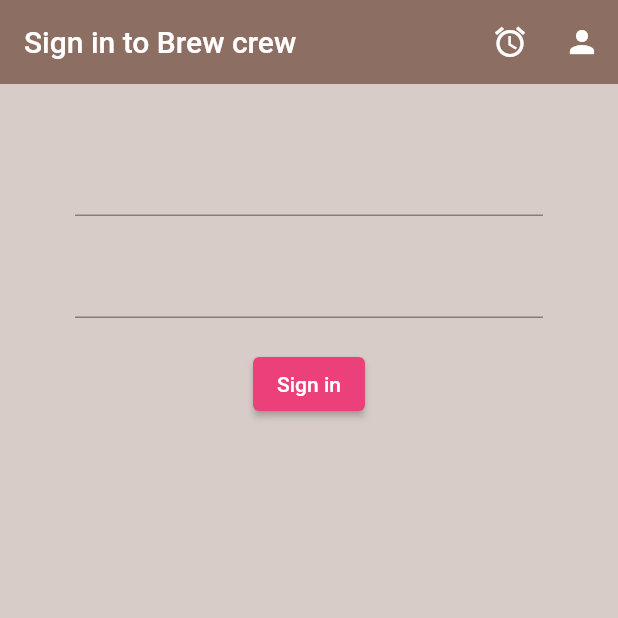
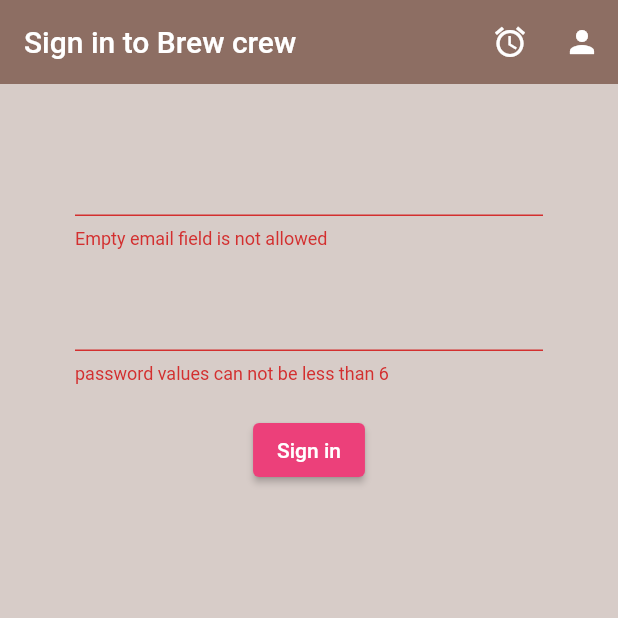
Before and after one commit to a14guguliye/firebaseflutterlearning, a Flutter app: the screen it shows after launch, after a tap on "Sign in", on a phone screen of 412 x 824 dp, the top half of it. Run offline on Flutter 3.47's test engine with Material 2 defaults, Android fonts, the phone set to English and light mode, and no system bars; our stand-ins replace cloud_firestore, firebase_auth, firebase_core, flutter_spinkit; accounts and stored records are empty.

Commit message:
lesson20finished

```diff
--- /dev/null
+++ b/lib/models/brew.dart
@@ -0,0 +1,7 @@
+class Brew {
+  final String? name;
+  final String? sugar;
+  final int strength;
+
+  Brew({this.name, this.sugar, required this.strength});
+}
--- a/lib/screens/authenticate/sign_in.dart
+++ b/lib/screens/authenticate/sign_in.dart
@@ -1,5 +1,6 @@
 import 'package:flutte_fire_learning/screens/authenticate/test.dart';
 import 'package:flutte_fire_learning/services/auth.dart';
+import 'package:flutte_fire_learning/shared/loading.dart';
 import 'package:flutter/material.dart';
 
 class SignIn extends StatefulWidget {
@@ -14,10 +15,15 @@ class _SignInState extends State<SignIn> {
   AuthService _auth = AuthService();
   String? email;
   String? password;
+  final _formkey = GlobalKey<FormState>();
+  String error = '';
+  bool loading = false;
 
   @override
   Widget build(BuildContext context) {
-    return Scaffold(
+    return loading
+        ? const Loading()
+        : Scaffold(
             backgroundColor: Colors.brown[100],
             appBar: AppBar(
               actions: [
@@ -44,12 +50,18 @@ class _SignInState extends State<SignIn> {
             body: Container(
               padding: const EdgeInsets.symmetric(vertical: 20, horizontal: 50),
               child: Form(
+                key: _formkey,
                 child: Column(
                   children: <Widget>[
                     const SizedBox(
                       height: 20,
                     ),
                     TextFormField(
+                      validator: (val) {
+                        return val == null || val == ''
+                            ? "Empty email field is not allowed"
+                            : null;
+                      },
                       onChanged: (val) {
                         email = val;
                       },
@@ -59,6 +71,13 @@ class _SignInState extends State<SignIn> {
                     ),
                     TextFormField(
                       obscureText: true,
+                      validator: (value) {
+                        return value == null
+                            ? "Empty passwors are not allowed"
+                            : value.length < 6
+                                ? "password values can not be less than 6"
+                                : null;
+                      },
                       onChanged: (val) {
                         password = val;
                       },
@@ -71,10 +90,33 @@ class _SignInState extends State<SignIn> {
                           primary: Colors.pink[400],
                         ),
                         onPressed: () async {
-                    print(email);
-                    print(password);
+                          if (_formkey.currentState!.validate()) {
+                            setState(() {
+                              loading = true;
+                            });
+                            await Future.delayed(const Duration(seconds: 2));
+                            dynamic result = await _auth
+                                .signInWithEmailandPassword(email!, password!);
+
+                            if (result == null) {
+                              setState(() {
+                                error = "wrong credentials";
+                                loading = false;
+                              });
+                            }
+                          }
                         },
-                  child: const Text("Sign in"))
+                        child: const Text("Sign in")),
+                    const SizedBox(
+                      height: 20,
+                    ),
+                    Text(
+                      error,
+                      style: const TextStyle(
+                        fontSize: 14,
+                        color: Colors.red,
+                      ),
+                    )
                   ],
                 ),
               ),
--- /dev/null
+++ b/lib/shared/constants.dart
@@ -0,0 +1 @@
+import 'package:flutter/material.dart';
--- a/lib/wrapper.dart
+++ b/lib/wrapper.dart
@@ -1,6 +1,5 @@
 import 'package:firebase_auth/firebase_auth.dart';
 import 'package:flutte_fire_learning/screens/authenticate/authenticate.dart';
-import 'package:flutte_fire_learning/screens/authenticate/sign_in.dart';
 import 'package:flutte_fire_learning/screens/home/home.dart';
 import 'package:flutter/material.dart';
 import 'package:provider/provider.dart';
--- a/pubspec.yaml
+++ b/pubspec.yaml
@@ -3,7 +3,7 @@ description: A new Flutter project.
 
 # The following line prevents the package from being accidentally published to
 # pub.dev using `flutter pub publish`. This is preferred for private packages.
-publish_to: 'none' # Remove this line if you wish to publish to pub.dev
+publish_to: "none" # Remove this line if you wish to publish to pub.dev
 
 # The following defines the version and build number for your application.
 # A version number is three numbers separated by dots, like 1.2.43
@@ -30,7 +30,6 @@ dependencies:
   flutter:
     sdk: flutter
 
-
   # The following adds the Cupertino Icons font to your application.
   # Use with the CupertinoIcons class for iOS style icons.
   cupertino_icons: ^1.0.2
@@ -38,6 +37,7 @@ dependencies:
   cloud_firestore: ^3.1.8
   firebase_core: ^1.12.0
   provider: ^6.0.2
+  flutter_spinkit: ^5.1.0
 
 dev_dependencies:
   flutter_test:
@@ -55,7 +55,6 @@ dev_dependencies:
 
 # The following section is specific to Flutter.
 flutter:
-
   # The following line ensures that the Material Icons font is
   # included with your application, so that you can use the icons in
   # the material Icons class.
```
Also changed, not shown: lib/screens/authenticate/register.dart (+12 -7 lines), lib/screens/home/brew_list.dart (added, +29 -0 lines), lib/screens/home/brew_tile.dart (added, +25 -0 lines), lib/screens/home/home.dart (+10 -4 lines), lib/services/auth.dart (+18 -1 lines), lib/services/firestore.dart (added, +41 -0 lines), lib/shared/loading.dart (added, +20 -0 lines), pubspec.lock. Lines whose indentation alone changed are shown as unchanged.
